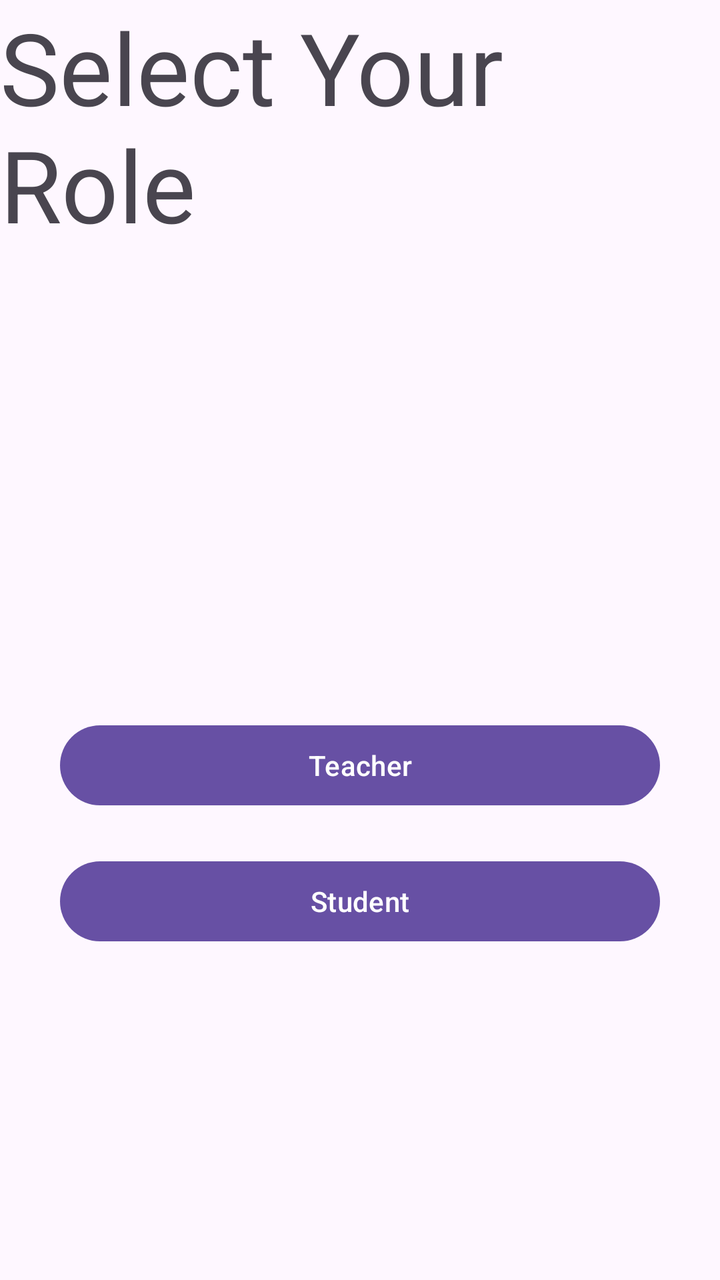
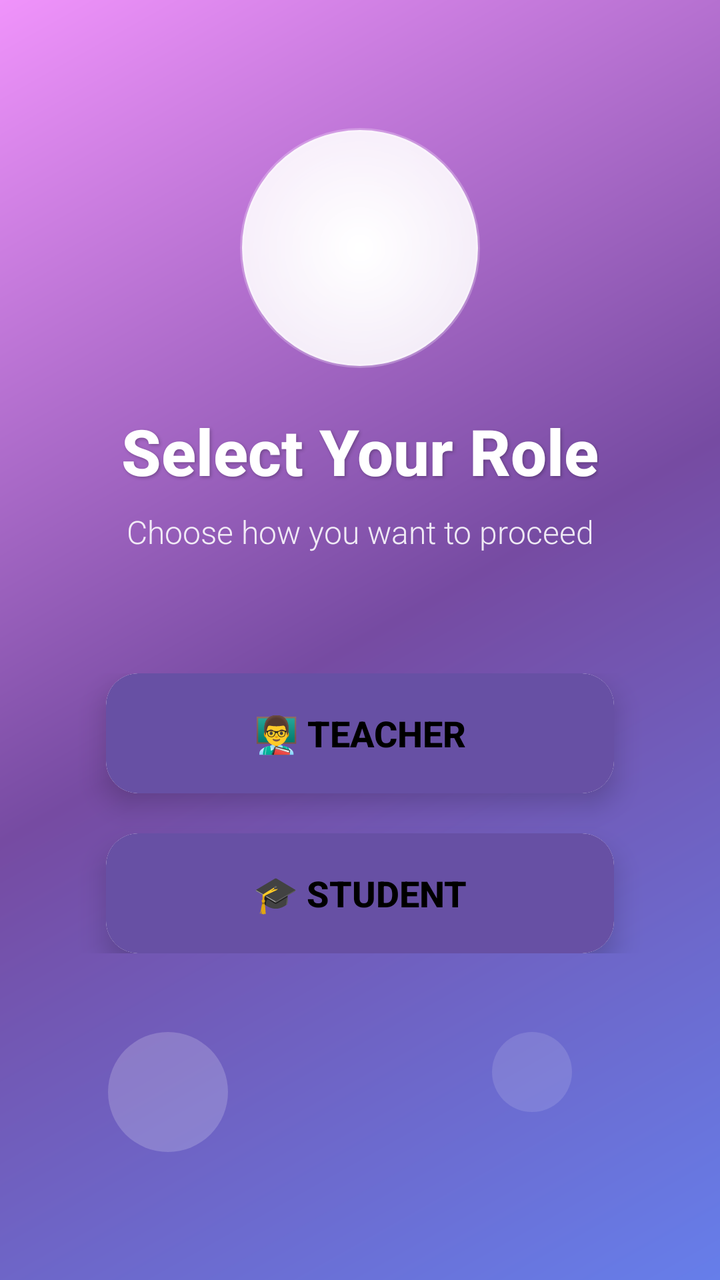

An Android layout rendered at two revisions. The XML below is the earlier revision; the diff shows what the commit changed to produce the second picture.
<!-- AndroidManifest.xml: application theme Theme.Antrack -->
<!-- res/layout/activity_main.xml -->
<?xml version="1.0" encoding="utf-8"?>
<androidx.constraintlayout.widget.ConstraintLayout xmlns:android="http://schemas.android.com/apk/res/android"
    xmlns:app="http://schemas.android.com/apk/res-auto"
    xmlns:tools="http://schemas.android.com/tools"
    android:id="@+id/main"
    android:layout_width="match_parent"
    android:layout_height="match_parent"
    tools:context=".MainActivity">

    <TextView
        android:id="@+id/tv"
        android:layout_width="wrap_content"
        android:layout_height="wrap_content"
        android:text="Select Your Role"
        android:textSize="50sp"
        app:layout_constraintEnd_toEndOf="parent"
        app:layout_constraintStart_toStartOf="parent"
        app:layout_constraintTop_toTopOf="parent" />


    <Button
        android:id="@+id/btnTeacher"
        android:layout_width="match_parent"
        android:layout_height="wrap_content"
        app:layout_constraintStart_toStartOf="parent"
        app:layout_constraintEnd_toEndOf="parent"
        app:layout_constraintTop_toBottomOf="@id/tv"
        android:layout_marginStart="30dp"
        android:layout_marginEnd="30dp"
        app:layout_constraintBottom_toBottomOf="parent"
        android:text="Teacher"/>
    <Button
        android:id="@+id/btnStudent"
        android:layout_width="match_parent"
        android:layout_height="wrap_content"
        app:layout_constraintStart_toStartOf="parent"
        app:layout_constraintEnd_toEndOf="parent"
        android:layout_marginTop="20dp"
        android:layout_marginStart="30dp"
        android:layout_marginEnd="30dp"
        app:layout_constraintTop_toBottomOf="@id/btnTeacher"
        android:text="Student"/>


</androidx.constraintlayout.widget.ConstraintLayout>
<!-- resources referenced by this layout -->
<resources>
  <style name="Theme.Antrack" parent="Base.Theme.Antrack" />
  <style name="Base.Theme.Antrack" parent="Theme.Material3.DayNight.NoActionBar">
          
          
      </style>
</resources>

<!-- the commit's change to res/layout/activity_main.xml (unified diff, before → after) -->
@@ -5,41 +5,137 @@
     android:id="@+id/main"
     android:layout_width="match_parent"
     android:layout_height="match_parent"
+    android:background="@drawable/gradient_background"
+    android:padding="24dp"
     tools:context=".MainActivity">
 
+    
+    <View
+        android:id="@+id/decorativeCircle"
+        android:layout_width="120dp"
+        android:layout_height="120dp"
+        android:background="@drawable/circle_decoration"
+        app:layout_constraintEnd_toEndOf="parent"
+        app:layout_constraintStart_toStartOf="parent"
+        app:layout_constraintTop_toTopOf="parent"
+        android:layout_marginTop="40dp" />
+
+    
     <TextView
         android:id="@+id/tv"
         android:layout_width="wrap_content"
         android:layout_height="wrap_content"
         android:text="Select Your Role"
-        android:textSize="50sp"
+        android:textSize="32sp"
+        android:textStyle="bold"
+        android:textColor="#FFFFFF"
+        android:fontFamily="sans-serif-medium"
+        android:shadowColor="#40000000"
+        android:shadowDx="2"
+        android:shadowDy="2"
+        android:shadowRadius="4"
+        android:layout_marginTop="20dp"
         app:layout_constraintEnd_toEndOf="parent"
         app:layout_constraintStart_toStartOf="parent"
-        app:layout_constraintTop_toTopOf="parent" />
+        app:layout_constraintTop_toBottomOf="@id/decorativeCircle" />
 
+    
+    <TextView
+        android:id="@+id/tvSubtitle"
+        android:layout_width="wrap_content"
+        android:layout_height="wrap_content"
+        android:text="Choose how you want to proceed"
+        android:textSize="16sp"
+        android:textColor="#E0FFFFFF"
+        android:fontFamily="sans-serif-light"
+        android:layout_marginTop="8dp"
+        app:layout_constraintEnd_toEndOf="parent"
+        app:layout_constraintStart_toStartOf="parent"
+        app:layout_constraintTop_toBottomOf="@id/tv" />
 
-    <Button
-        android:id="@+id/btnTeacher"
-        android:layout_width="match_parent"
+    
+    <LinearLayout
+        android:id="@+id/buttonContainer"
+        android:layout_width="0dp"
         android:layout_height="wrap_content"
+        android:orientation="vertical"
+        android:layout_marginTop="60dp"
         app:layout_constraintStart_toStartOf="parent"
         app:layout_constraintEnd_toEndOf="parent"
-        app:layout_constraintTop_toBottomOf="@id/tv"
+        app:layout_constraintTop_toBottomOf="@id/tvSubtitle">
+
+        
+        <androidx.cardview.widget.CardView
+            android:layout_width="match_parent"
+            android:layout_height="wrap_content"
+            app:cardCornerRadius="16dp"
+            app:cardElevation="8dp"
+            android:layout_marginStart="29dp"
+            android:layout_marginEnd="29dp"
+            android:layout_marginBottom="20dp">
+
+            <Button
+                android:id="@+id/btnTeacher"
+                android:layout_width="match_parent"
+                android:layout_height="60dp"
+                android:background="@drawable/teacher_button_bg"
+                android:text="👨‍🏫 Teacher"
+                android:textSize="18sp"
+                android:textStyle="bold"
+                android:textColor="@color/black"
+                android:fontFamily="sans-serif-medium"
+                android:drawablePadding="12dp"
+                android:gravity="center"
+                style="?android:attr/borderlessButtonStyle" />
+
+        </androidx.cardview.widget.CardView>
+
+        
+        <androidx.cardview.widget.CardView
+            android:layout_width="match_parent"
+            android:layout_height="wrap_content"
+            app:cardCornerRadius="16dp"
+            android:layout_marginStart="29dp"
+            android:layout_marginEnd="29dp"
+            app:cardElevation="8dp">
+
+            <Button
+                android:id="@+id/btnStudent"
+                android:layout_width="match_parent"
+                android:layout_height="60dp"
+                android:background="@drawable/student_button_bg"
+                android:text="🎓 Student"
+                android:textSize="18sp"
+                android:textStyle="bold"
+                android:textColor="@color/black"
+                android:fontFamily="sans-serif-medium"
+                android:drawablePadding="12dp"
+                android:gravity="center"
+                style="?android:attr/borderlessButtonStyle" />
+
+        </androidx.cardview.widget.CardView>
+
+    </LinearLayout>
+
+    
+    <View
+        android:id="@+id/bottomDecor1"
+        android:layout_width="60dp"
+        android:layout_height="60dp"
+        android:background="@drawable/small_circle_decoration"
+        app:layout_constraintBottom_toBottomOf="parent"
+        app:layout_constraintStart_toStartOf="parent"
         android:layout_marginStart="30dp"
-        android:layout_marginEnd="30dp"
+        android:layout_marginBottom="40dp" />
+
+    <View
+        android:id="@+id/bottomDecor2"
+        android:layout_width="40dp"
+        android:layout_height="40dp"
+        android:background="@drawable/small_circle_decoration_2"
         app:layout_constraintBottom_toBottomOf="parent"
-        android:text="Teacher"/>
-    <Button
-        android:id="@+id/btnStudent"
-        android:layout_width="match_parent"
-        android:layout_height="wrap_content"
-        app:layout_constraintStart_toStartOf="parent"
         app:layout_constraintEnd_toEndOf="parent"
-        android:layout_marginTop="20dp"
-        android:layout_marginStart="30dp"
-        android:layout_marginEnd="30dp"
-        app:layout_constraintTop_toBottomOf="@id/btnTeacher"
-        android:text="Student"/>
-
+        android:layout_marginEnd="50dp"
+        android:layout_marginBottom="60dp" />
 
 </androidx.constraintlayout.widget.ConstraintLayout>
<!-- resource entries referenced after the edit -->
@@ -1,5 +1,86 @@
 <!-- resources referenced by this layout -->
 <resources>
+  <color name="black">#FF000000</color>
+  <!-- drawable circle_decoration (drawable) -->
+  <?xml version="1.0" encoding="utf-8"?>
+  <shape xmlns:android="http://schemas.android.com/apk/res/android"
+      android:shape="oval">
+      <gradient
+          android:startColor="#FFFFFF"
+          android:endColor="#E0FFFFFF"
+          android:type="radial"
+          android:gradientRadius="60dp" />
+      <stroke
+          android:width="2dp"
+          android:color="#40FFFFFF" />
+  </shape>
+  <!-- drawable gradient_background (drawable) -->
+  <?xml version="1.0" encoding="utf-8"?>
+  <shape xmlns:android="http://schemas.android.com/apk/res/android"
+      android:shape="rectangle">
+      <gradient
+          android:angle="135"
+          android:startColor="#667eea"
+          android:centerColor="#764ba2"
+          android:endColor="#f093fb"
+          android:type="linear" />
+  </shape>
+  <!-- drawable small_circle_decoration (drawable) -->
+  <?xml version="1.0" encoding="utf-8"?>
+  <shape xmlns:android="http://schemas.android.com/apk/res/android"
+      android:shape="oval">
+      <solid android:color="#30FFFFFF" />
+  </shape>
+  <!-- drawable small_circle_decoration_2 (drawable) -->
+  <?xml version="1.0" encoding="utf-8"?>
+  <shape xmlns:android="http://schemas.android.com/apk/res/android"
+      android:shape="oval">
+      <solid android:color="#20FFFFFF" />
+  </shape>
+  <!-- drawable student_button_bg (drawable) -->
+  <?xml version="1.0" encoding="utf-8"?>
+  <selector xmlns:android="http://schemas.android.com/apk/res/android">
+      <item android:state_pressed="true">
+          <shape android:shape="rectangle">
+              <gradient
+                  android:angle="45"
+                  android:startColor="#4ECDC4"
+                  android:endColor="#44A08D" />
+              <corners android:radius="16dp" />
+          </shape>
+      </item>
+      <item>
+          <shape android:shape="rectangle">
+              <gradient
+                  android:angle="45"
+                  android:startColor="#81C784"
+                  android:endColor="#4ECDC4" />
+              <corners android:radius="16dp" />
+          </shape>
+      </item>
+  </selector>
+  <!-- drawable teacher_button_bg (drawable) -->
+  <?xml version="1.0" encoding="utf-8"?>
+  <selector xmlns:android="http://schemas.android.com/apk/res/android">
+      <item android:state_pressed="true">
+          <shape android:shape="rectangle">
+              <gradient
+                  android:angle="45"
+                  android:startColor="#FF6B6B"
+                  android:endColor="#EE5A52" />
+              <corners android:radius="16dp" />
+          </shape>
+      </item>
+      <item>
+          <shape android:shape="rectangle">
+              <gradient
+                  android:angle="45"
+                  android:startColor="#FF8A80"
+                  android:endColor="#FF6B6B" />
+              <corners android:radius="16dp" />
+          </shape>
+      </item>
+  </selector>
   <style name="Theme.Antrack" parent="Base.Theme.Antrack" />
   <style name="Base.Theme.Antrack" parent="Theme.Material3.DayNight.NoActionBar">
           
